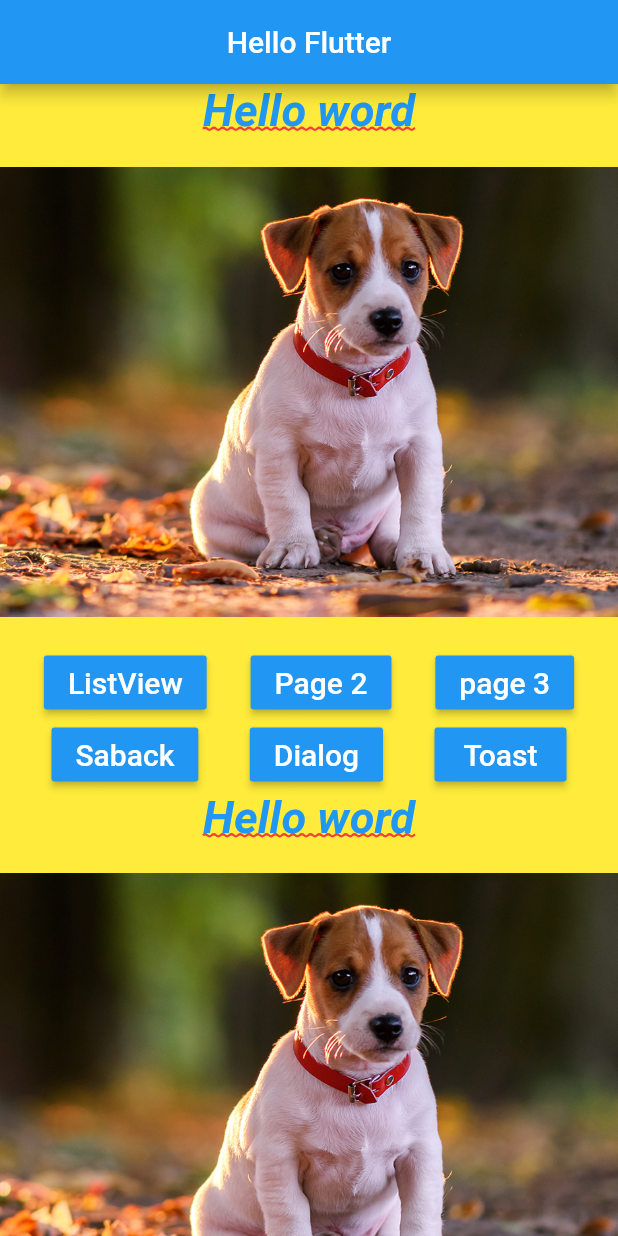
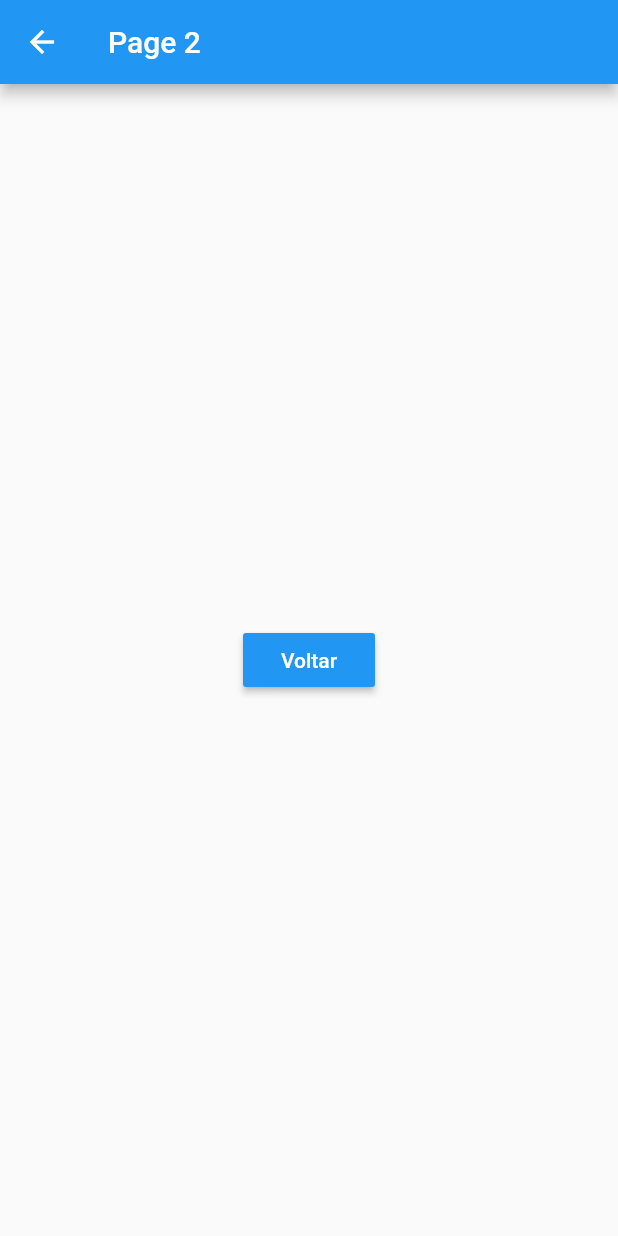
Before and after one commit to alex-girao/flutter_app, a Flutter app: the screen it shows after launch, after a tap on "Page 2", on a phone screen of 412 x 824 dp. Run offline on Flutter 3.47's test engine with Material 2 defaults, Android fonts, the phone set to English and light mode, and no system bars.

Commit message:
Navegação

```diff
--- a/lib/home_page.dart
+++ b/lib/home_page.dart
@@ -1,4 +1,8 @@
 import 'package:flutter/material.dart';
+import 'package:flutter_app/pages/hello_page1.dart';
+import 'package:flutter_app/pages/hello_page2.dart';
+import 'package:flutter_app/pages/hello_page3.dart';
+import 'package:flutter_app/pages/hello_page4.dart';
 
 class HomePage extends StatelessWidget {
   @override
@@ -8,32 +12,27 @@ class HomePage extends StatelessWidget {
         title: Text("Hello Flutter"),
         centerTitle: true,
       ),
-      body: _body(),
+      body: _body(context),
     );
   }
 
-  _body() {
-    return SingleChildScrollView(
-      child: Container(
-        color: Colors.yellow,
+  _body(BuildContext context) {
+    return Container(
+      color: Colors.white,
       child: Column(
         mainAxisAlignment: MainAxisAlignment.center,
         children: <Widget>[
           _text(),
           _pageView(),
-            _buttons(),
-            _text(),
-            _pageView(),
-            _buttons()
+          _buttons(context),
         ],
-        ),
       ),
     );
   }
 
   Container _pageView() {
     return Container(
-      margin: EdgeInsets.only(top:20, bottom: 20),
+      margin: EdgeInsets.only(top: 20, bottom: 20),
       height: 300,
       child: PageView(
         children: <Widget>[
@@ -47,30 +46,46 @@ class HomePage extends StatelessWidget {
     );
   }
 
-  _buttons() {
+  _buttons(BuildContext context) {
     return Column(
       children: <Widget>[
         Row(
           mainAxisAlignment: MainAxisAlignment.spaceEvenly,
           children: <Widget>[
-            _button("ListView"),
-            _button("Page 2"),
-            _button("page 3")
+            _button(context, "ListView",
+                () => _onClickNavigator(context, HelloPage1())),
+            _button(context, "Page 2",
+                () => _onClickNavigator(context, HelloPage2())),
+            _button(context, "page 3",
+                () => _onClickNavigator(context, HelloPage3())),
           ],
         ),
         Row(
           mainAxisAlignment: MainAxisAlignment.spaceEvenly,
           children: <Widget>[
-            _button("Saback"),
-            _button("Dialog"),
-            _button("Toast")
+            _button(context, "Saback", _onClickSnack),
+            _button(context, "Dialog", _onClickDialog),
+            _button(context, "Toast", _onClickToast)
           ],
         )
       ],
     );
   }
 
-  _button(String text) {
+  void _onClickNavigator(BuildContext context, Widget page) async {
+    String s = await Navigator.push(context, MaterialPageRoute(builder: (BuildContext context) {
+      return page;
+    }));
+    print(">>> $s");
+  }
+
+  _onClickSnack() {}
+
+  _onClickDialog() {}
+
+  _onClickToast() {}
+
+  _button(BuildContext context, String text, Function onPressed) {
     return RaisedButton(
         color: Colors.blue,
         child: Text(
@@ -80,14 +95,8 @@ class HomePage extends StatelessWidget {
             fontSize: 20,
           ),
         ),
-      onPressed: () => _onClickOk()
-    );
+        onPressed: onPressed);
   }
-
-  void _onClickOk() {
-    print("Clicou");
-  }
-
 
   _img(String img) {
     return Container(
--- /dev/null
+++ b/lib/pages/hello_page2.dart
@@ -0,0 +1,30 @@
+import 'package:flutter/material.dart';
+
+class HelloPage2 extends StatelessWidget {
+  @override
+  Widget build(BuildContext context) {
+    return Scaffold(
+      appBar: AppBar(
+        title: Text('Page 2'),
+      ),
+      body: _body(context),
+    );
+  }
+
+  _body(BuildContext context) {
+    return Center(
+      child: RaisedButton(
+        color: Colors.blue,
+        child: Text(
+          "Voltar",
+          style: TextStyle(color: Colors.white),
+        ),
+        onPressed: () => _onClickVoltar(context),
+      ),
+    );
+  }
+
+  _onClickVoltar(BuildContext context) {
+    Navigator.pop(context, "Tela 2");
+  }
+}
```
Also changed, not shown: lib/pages/hello_page1.dart (added, +12 -0 lines), lib/pages/hello_page3.dart (added, +30 -0 lines), lib/pages/hello_page4.dart (added, +12 -0 lines). Lines whose indentation alone changed are shown as unchanged.
